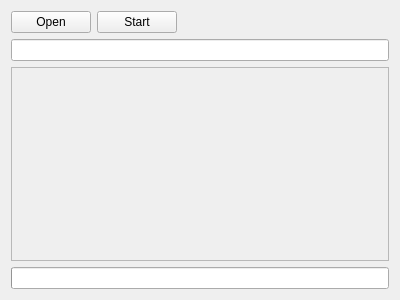
First picture: the form in QRoboticsCenter/qfileport.ui, repository maartenverbandt/QRoboticsCenter, before the edit.
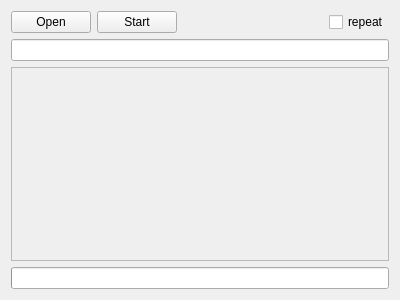
Second picture: the form after the edit.

The edit to the form file:
```diff
--- a/QRoboticsCenter/qfileport.ui
+++ b/QRoboticsCenter/qfileport.ui
@@ -48,6 +48,13 @@
        </property>
       </spacer>
      </item>
+     <item>
+      <widget class="QCheckBox" name="repeat_checkBox">
+       <property name="text">
+        <string>repeat</string>
+       </property>
+      </widget>
+     </item>
     </layout>
    </item>
    <item>
```
Left out of the diff: 6 changed lines with no effect on the pictures.
